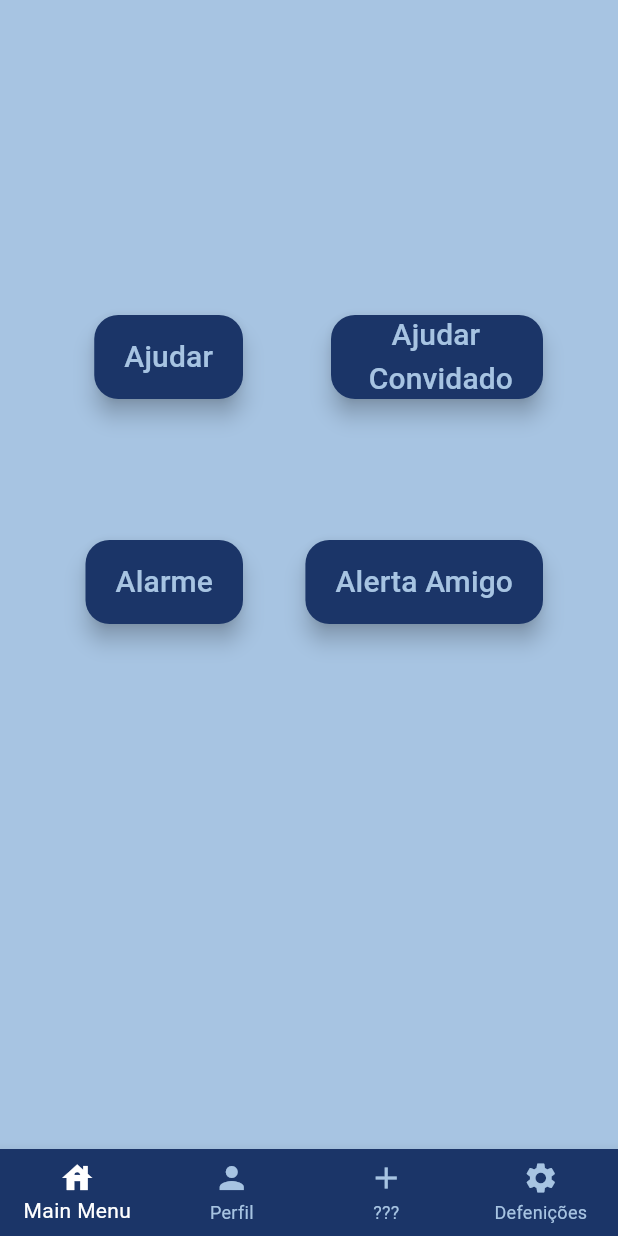
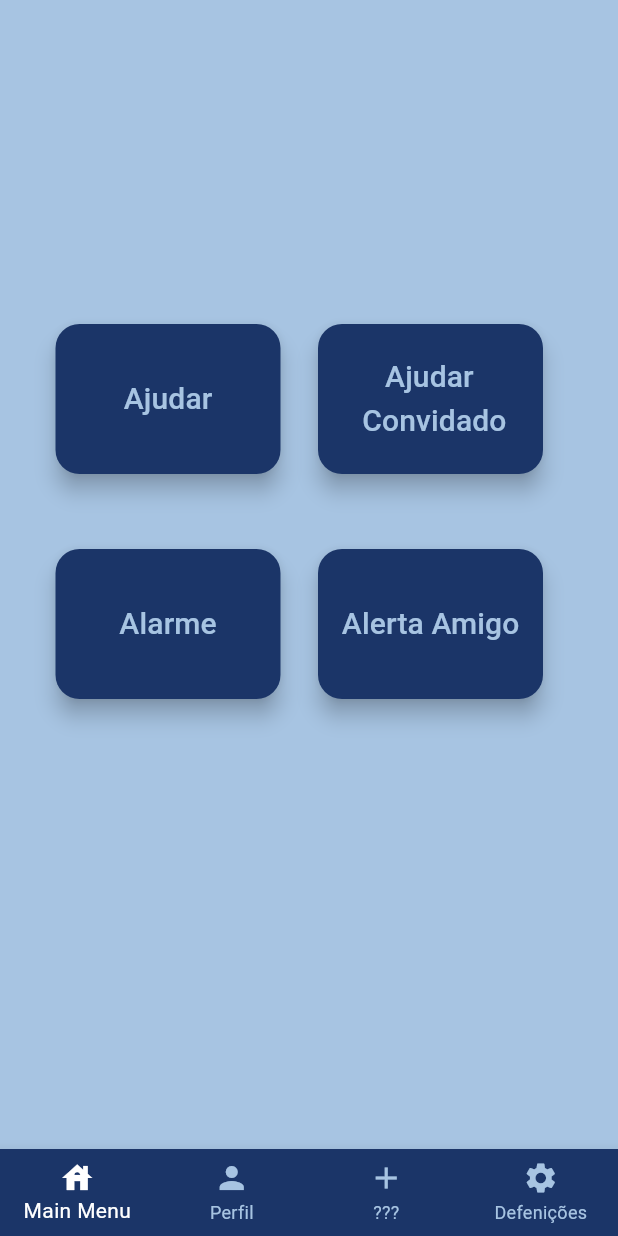
Before and after one commit to CarlosWS25/lab_projeto_final, a Flutter app: the screen it shows after launch, on a phone screen of 412 x 824 dp. Run offline on Flutter 3.47's test engine with Material 3 defaults, Android fonts, the light colour scheme and no system bars.

Commit message:
Pequenas Alterações
+ Ajustamento do tamanho dos botões (main dart) ;

```diff
--- a/dosewise/lib/main.dart
+++ b/dosewise/lib/main.dart
@@ -86,8 +86,11 @@ class HomeScreenState extends State<HomeScreen> {
         children:[
 //Botão Ajudar
           Positioned(
-            bottom: 500,
-            right: 250,
+            bottom: 450,
+            right: 225,
+          child: SizedBox(
+            width: 150,
+            height: 100,
           child:FloatingActionButton.extended(
             heroTag: "ajudar",
 
@@ -96,7 +99,6 @@ class HomeScreenState extends State<HomeScreen> {
             },
             backgroundColor: Color(0xFF1B3568),
             label: Column(
-                mainAxisSize: MainAxisSize.min,
               children: const [ Text("Ajudar",
                 style: TextStyle(
                 color:Color(0xFFA7C4E2),
@@ -107,10 +109,14 @@ class HomeScreenState extends State<HomeScreen> {
             ),
           ),
           ),
+          ),
 //Botão Ajudar Convidado
           Positioned(
-            bottom: 500,
+            bottom: 450,
             right: 50,
+          child: SizedBox(
+            width: 150,
+            height: 100,
           child:FloatingActionButton.extended(
             heroTag: "ajudar_convidado",
 
@@ -119,7 +125,6 @@ class HomeScreenState extends State<HomeScreen> {
             },
             backgroundColor: Color(0xFF1B3568),
             label: Column(
-                mainAxisSize: MainAxisSize.min,
               children: const [ Text("    Ajudar \n Convidado",
                 style: TextStyle(
                 color:Color(0xFFA7C4E2),
@@ -130,10 +135,14 @@ class HomeScreenState extends State<HomeScreen> {
             ),
           ),
           ),
+          ),
 //Botão Alarme
           Positioned(
-            bottom: 350,
-            right: 250,
+            bottom: 300,
+            right: 225,
+          child: SizedBox(
+            width: 150,
+            height: 100,
           child:FloatingActionButton.extended(
             heroTag: "alarme",
 
@@ -142,7 +151,6 @@ class HomeScreenState extends State<HomeScreen> {
             },
             backgroundColor: Color(0xFF1B3568),
             label: Column(
-                mainAxisSize: MainAxisSize.min,
               children: const [ Text("Alarme",
                 style: TextStyle(
                 color:Color(0xFFA7C4E2),
@@ -153,18 +161,22 @@ class HomeScreenState extends State<HomeScreen> {
             ),
           ),
           ),
+          ),
 //Botão Alerta Amigo
           Positioned(
-            bottom: 350,
+            bottom: 300,
             right: 50,
+          child: SizedBox(
+            width: 150,
+            height: 100,
           child:FloatingActionButton.extended(
             heroTag: "alerta_amigo",
+
             onPressed: () {
               print("Botão Alerta Amigo pressionado!");
             },
             backgroundColor: Color(0xFF1B3568),
             label: Column(
-                mainAxisSize: MainAxisSize.min,
               children: const [ Text("Alerta Amigo",
                 style: TextStyle(
                 color:Color(0xFFA7C4E2),
@@ -172,6 +184,7 @@ class HomeScreenState extends State<HomeScreen> {
                 ),
               )
               ]
+            ),
           ),
           ),
           ),
--- a/dosewise/pubspec.yaml
+++ b/dosewise/pubspec.yaml
@@ -34,6 +34,7 @@ dependencies:
   # The following adds the Cupertino Icons font to your application.
   # Use with the CupertinoIcons class for iOS style icons.
   cupertino_icons: ^1.0.8
+  http: ^1.3.0
 
 dependency_overrides:
   material_color_utilities: ^0.12.0
```
Also changed, not shown: dosewise/pubspec.lock. Lines whose indentation alone changed are shown as unchanged.
